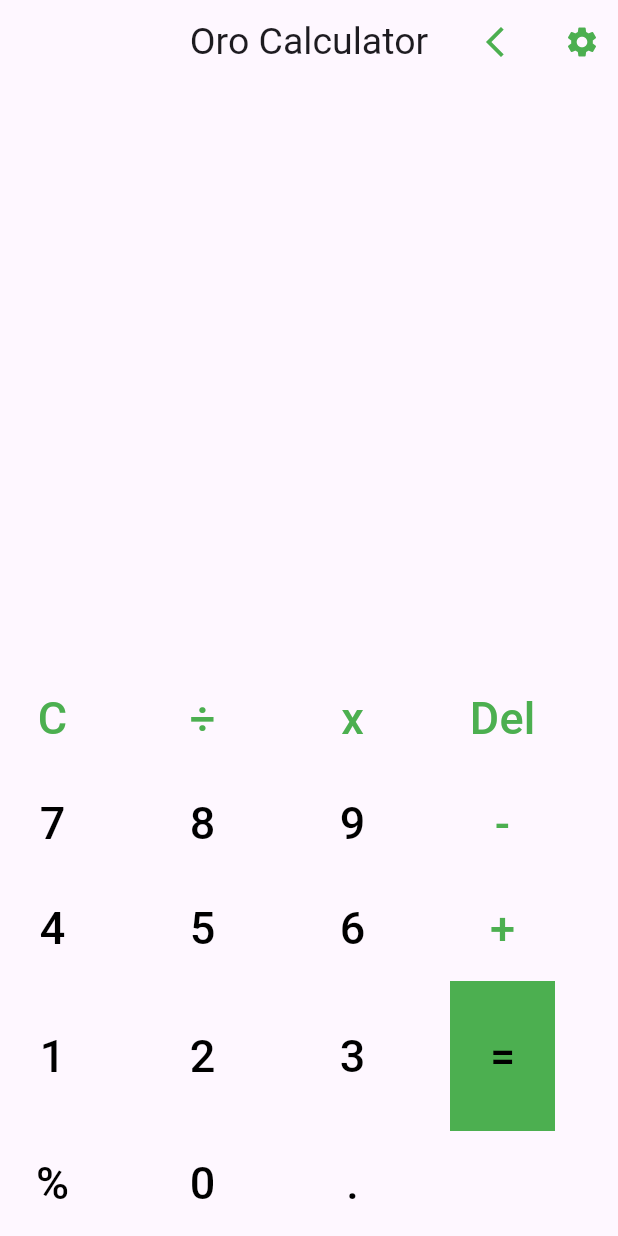
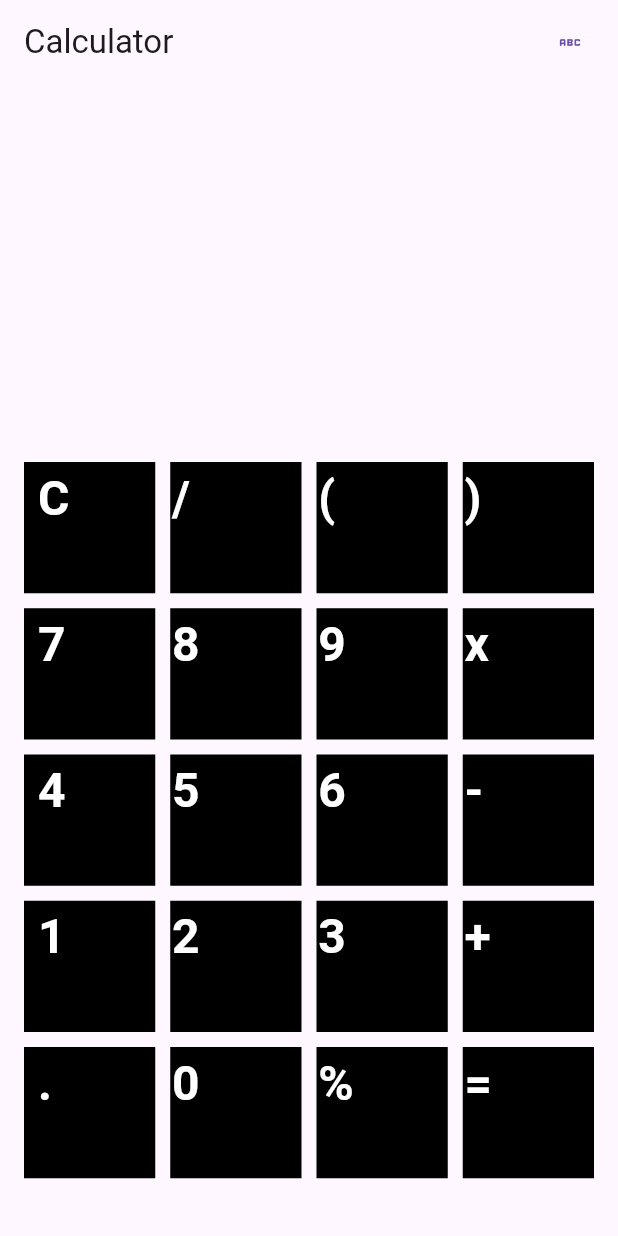
Before and after one commit to WadaDiriba/Calculator_App-clone-., a Flutter app: the screen it shows after launch, on a phone screen of 412 x 824 dp. Run offline on Flutter 3.47's test engine with Material 3 defaults, Android fonts, the phone set to English and light mode, and no system bars.

```diff
--- /dev/null
+++ b/lib/calculator2.dart
@@ -0,0 +1,242 @@
+import 'package:calculator_app/about_page.dart';
+import 'package:flutter/material.dart';
+
+class Calculator2 extends StatefulWidget{
+
+   const Calculator2 ({super.key});
+
+       @override
+       State<Calculator2>createState()=>_Calculator2State();
+}
+
+class _Calculator2State extends State<Calculator2>{
+
+   String _expression="";
+    String _result="";
+
+
+
+  @override
+  Widget build(BuildContext context){
+
+
+        return Scaffold(
+
+          appBar: AppBar(
+
+            title: Text("Calculator",),
+
+            actions: [
+
+              TextButton(onPressed: (){
+
+                   Navigator.push(context, MaterialPageRoute(
+                  builder: (context)=>AboutPage()));
+              },
+
+              child: Icon(Icons.abc_outlined))
+            ],
+          ),
+             body: Padding(
+
+              padding:EdgeInsets.all(16),
+
+              child: Column(
+
+                mainAxisAlignment: MainAxisAlignment.end,
+                 children: [
+                  Container(
+
+                    alignment: Alignment.bottomRight,
+
+
+
+                 child:  Text(_expression,style: TextStyle(
+
+                    fontSize: 42,
+                    fontWeight: FontWeight.bold,
+                  ),
+                  )
+
+                  ),
+
+                  Container(
+                    alignment: Alignment.bottomRight,
+                    child: Text(_result,
+                    style: TextStyle(
+                      fontSize: 32,
+                      fontWeight: FontWeight.bold),),
+                  ),
+
+                  SizedBox(
+
+                    height: 500,
+                    child: GridView.count(
+
+                      physics: NeverScrollableScrollPhysics(),
+                               crossAxisCount:4,
+                               crossAxisSpacing: 10,
+                               mainAxisSpacing: 10,
+                               childAspectRatio: 1,
+
+                               children:_buttonLabels.map((label){
+
+
+                                return Calculatorbutton(
+
+                                  label: label,
+
+                                 onpressed: () {
+  setState(() {
+    if (label.trim() == '=') {
+      List<String> items = _expression.split(''); // convert expression to list
+      _result = calculate(items).toString();
+    } else if (label.trim() == 'C') {
+      _expression = '';
+      _result = '';
+    } else {
+      _expression += label.trim();
+    }
+  });
+},
+
+
+                                 buttonColor: Colors.black,
+                                 textColor: Colors.white,
+                                 );
+                               }).toList(),
+
+
+
+
+                      ),
+                  )
+                 ],
+              ),
+
+
+             ),
+
+
+        );
+  }
+}
+
+final List<String> _buttonLabels=[
+
+   ' C', '/', '(', ')',
+    ' 7', '8', '9', 'x',
+    ' 4', '5', '6', '-',
+    ' 1', '2', '3', '+',
+    ' .', '0', '%', '=',
+
+];
+
+class Calculatorbutton extends StatelessWidget{
+
+     Calculatorbutton({super.key,
+
+
+   required this.label,
+  required this.onpressed,
+
+  this.buttonColor=Colors.black,
+  this.textColor=Colors.white,
+
+  });
+
+  final String label;
+  final VoidCallback onpressed;
+  final Color buttonColor;
+  final Color textColor;
+
+  @override
+  Widget build(BuildContext context){
+
+
+
+    return Container(
+
+
+      decoration: BoxDecoration(
+
+             color: buttonColor,
+             border: Border.all(
+
+
+
+              color:buttonColor,
+
+             )
+
+
+      ),
+
+      child: GestureDetector(
+        onTap: onpressed,
+        child: Text(label,style: TextStyle(
+
+
+          fontSize: 32,
+          fontWeight: FontWeight.bold,
+          color: textColor,
+        ),),
+      ),
+    );
+  }
+
+}
+
+
+ double calculate(List<String> items) {
+  List<String> numbers = [];
+  double result = 0;
+  String operator = '+'; // default operator
+
+  for (var current in items) {
+    if (current != 'x' && current != '+' && current != '-' && current != '/') {
+      numbers.add(current);
+    } else {
+      if (numbers.isNotEmpty) {
+        double numValue = double.parse(numbers.join("").trim());
+        numbers.clear();
+
+        switch (operator) {
+          case '+':
+            result += numValue;
+            break;
+          case '-':
+            result -= numValue;
+            break;
+          case 'x':
+            result *= numValue == 0 ? 1 : numValue; // handle initial multiplication
+            break;
+          case '/':
+            if (numValue != 0) result /= numValue;
+            break;
+        }
+      }
+      operator = current; // update operator
+    }
+  }
+
+  if (numbers.isNotEmpty) {
+    double numValue = double.parse(numbers.join("").trim());
+    switch (operator) {
+      case '+':
+        result += numValue;
+        break;
+      case '-':
+        result -= numValue;
+        break;
+      case 'x':
+        result *= numValue == 0 ? 1 : numValue;
+        break;
+      case '/':
+        if (numValue != 0) result /= numValue;
+        break;
+    }
+  }
+
+  return result;
+}
--- a/lib/main.dart
+++ b/lib/main.dart
@@ -1,6 +1,6 @@
-import 'package:calculator_app/calculator_page.dart';
-import 'package:calculator_app/calculators.dart';
-import 'package:calculator_app/calculatos.dart';
+import 'package:calculator_app/calculator2.dart';
+
+
 import 'package:flutter/material.dart';
 
 void main() {
@@ -17,7 +17,7 @@ class MyApp extends StatelessWidget {
 
       debugShowCheckedModeBanner: false,
 
-      home:Calculators(),
+      home:Calculator2(),
     );
   }
 }
--- a/pubspec.yaml
+++ b/pubspec.yaml
@@ -45,7 +45,7 @@ dev_dependencies:
   # package. See that file for information about deactivating specific lint
   # rules and activating additional ones.
   flutter_lints: ^5.0.0
-
+math_expressions: ^3.1.0
 # For information on the generic Dart part of this file, see the
 # following page: https://dart.dev/tools/pub/pubspec
 
```
Also changed, not shown: lib/about_page.dart (added, +13 -0 lines), lib/calculator_page.dart (+10 -4 lines), lib/calculators.dart (+45 -24 lines), lib/gridview.dart (added, +57 -0 lines), lib/griedview2.dart (added, +38 -0 lines), lib/setting_page.dart (added, +53 -0 lines).
